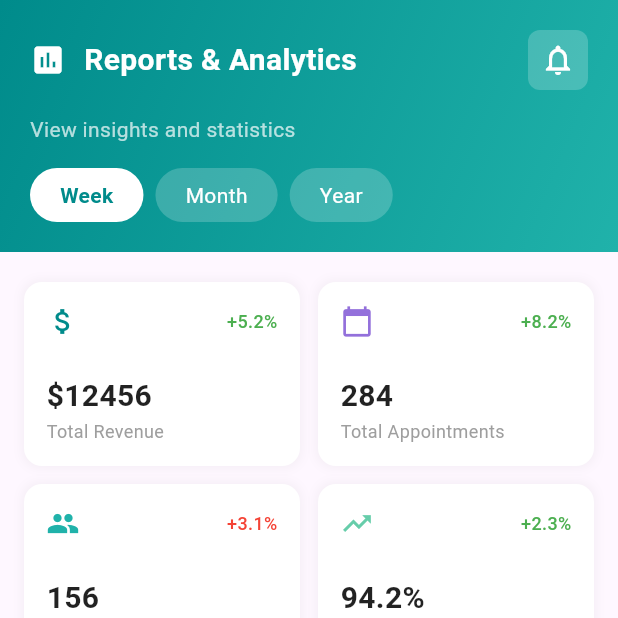
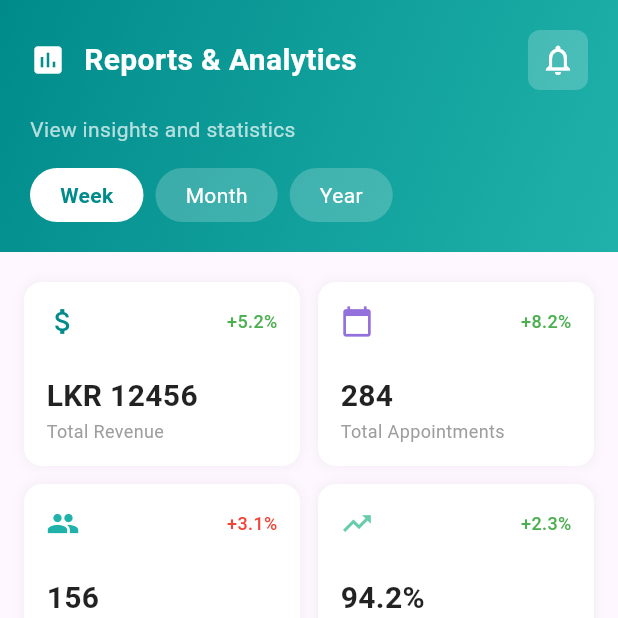
Before and after one commit to laspraharshana/clinic-booking-frontend, a Flutter app: the AdminReportsPage screen opened directly, on a phone screen of 412 x 824 dp, the top half of it. Run offline on Flutter 3.47's test engine with Material 3 defaults, Android fonts, the phone set to English and light mode, and no system bars; drawn by our look-alikes of fl_chart; our stand-ins replace dio, firebase_auth, firebase_core; accounts and stored records are empty.

Commit message:
Update LKR

```diff
--- a/lib/admin/reports_page.dart
+++ b/lib/admin/reports_page.dart
@@ -167,7 +167,7 @@ class _AdminReportsPageState extends State<AdminReportsPage> {
         children: [
           _buildStatCard(
             'Total Revenue',
-            '\$${totalRevenue.toStringAsFixed(0)}',
+            '\LKR ${totalRevenue.toStringAsFixed(0)}',
             '+5.2%',
             Icons.attach_money,
             const Color(0xFF008B8B),
```
